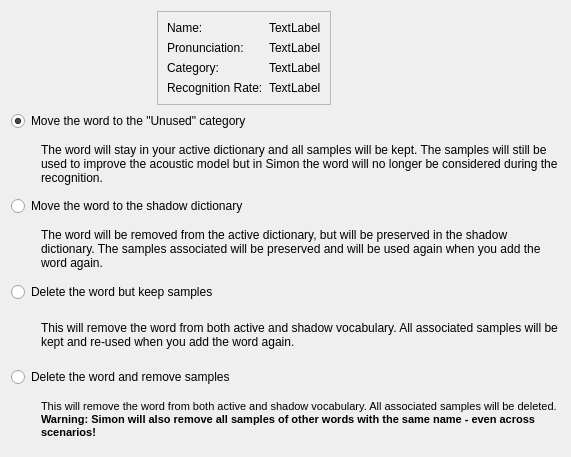
KDE/simon, file simon/src/simonmodelmanagementui/removeword.ui: the form before one commit.
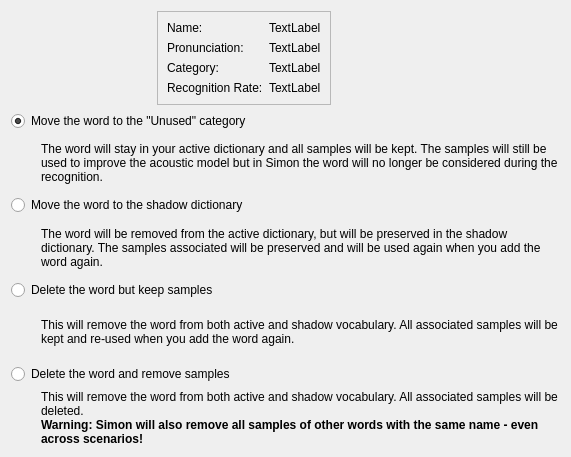
The form after the commit.

Commit message: Removing all hardcoded font families from HTML strings

```diff
--- a/simon/src/simonmodelmanagementui/removeword.ui
+++ b/simon/src/simonmodelmanagementui/removeword.ui
@@ -295,7 +295,7 @@
         <string>&lt;!DOCTYPE HTML PUBLIC &quot;-//W3C//DTD HTML 4.0//EN&quot; &quot;http://www.w3.org/TR/REC-html40/strict.dtd&quot;&gt;
 &lt;html&gt;&lt;head&gt;&lt;meta name=&quot;qrichtext&quot; content=&quot;1&quot; /&gt;&lt;style type=&quot;text/css&quot;&gt;
 p, li { white-space: pre-wrap; }
-&lt;/style&gt;&lt;/head&gt;&lt;body style=&quot; font-family:'DejaVu Sans'; font-size:8pt; font-weight:400; font-style:normal;&quot;&gt;
+&lt;/style&gt;&lt;/head&gt;&lt;body&gt;
 &lt;p style=&quot; margin-top:0px; margin-bottom:0px; margin-left:0px; margin-right:0px; -qt-block-indent:0; text-indent:0px;&quot;&gt;This will remove the word from both active and shadow vocabulary. All associated samples will be deleted.&lt;/p&gt;
 &lt;p style=&quot; margin-top:0px; margin-bottom:0px; margin-left:0px; margin-right:0px; -qt-block-indent:0; text-indent:0px;&quot;&gt;&lt;span style=&quot; font-weight:600;&quot;&gt;Warning: Simon will also remove all samples of other words with the same name - even across scenarios!&lt;/span&gt;&lt;/p&gt;&lt;/body&gt;&lt;/html&gt;</string>
        </property>
```
The commit also changes 5 other files.
